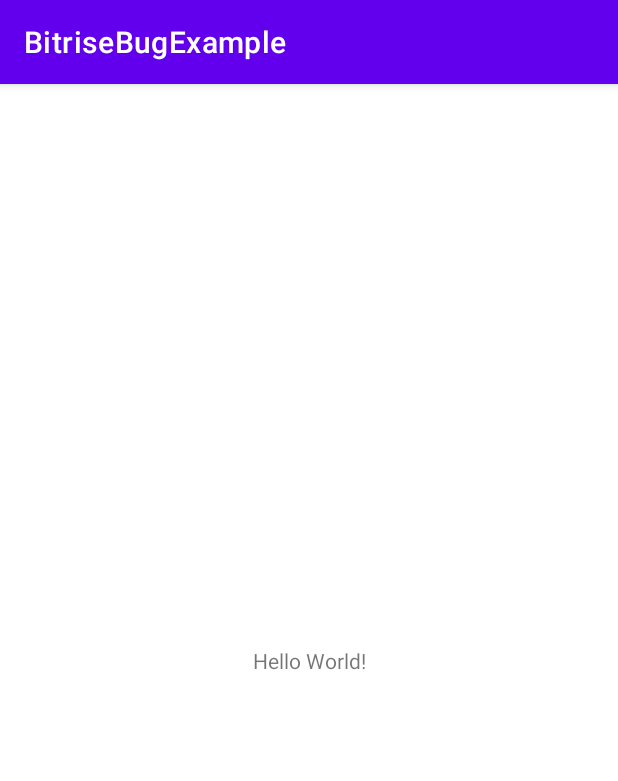
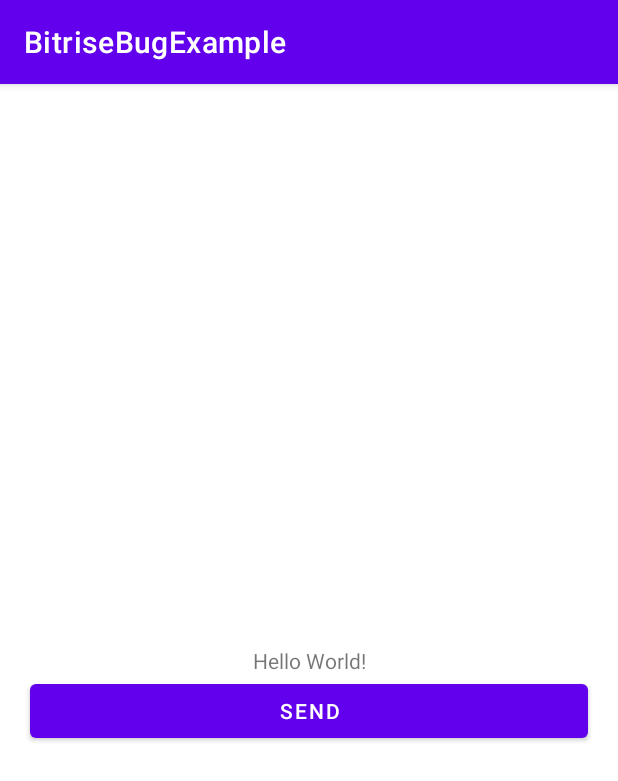
Before and after one commit to wise4rmgod/BitriseBugExample, an Android app: the screen it shows after launch (MainActivity), on a phone screen of 412 x 824 dp. Shown: the top 781 px of the screen. Run offline under Robolectric (Android 15) with nearby library versions, the phone set to English and light mode, and no system bars.

Commit message:
add save button

```diff
--- a/app/src/main/res/layout/activity_main.xml
+++ b/app/src/main/res/layout/activity_main.xml
@@ -7,6 +7,7 @@
     tools:context=".MainActivity">
 
     <TextView
+        android:id="@+id/textx"
         android:layout_width="wrap_content"
         android:layout_height="wrap_content"
         android:text="Hello World!"
@@ -15,4 +16,13 @@
         app:layout_constraintRight_toRightOf="parent"
         app:layout_constraintTop_toTopOf="parent" />
 
+    <Button
+        android:id="@+id/btn"
+        android:layout_width="match_parent"
+        android:layout_height="wrap_content"
+        android:layout_marginStart="20dp"
+        android:layout_marginEnd="20dp"
+        android:text="send"
+        app:layout_constraintTop_toBottomOf="@id/textx" />
+
 </androidx.constraintlayout.widget.ConstraintLayout>
```
